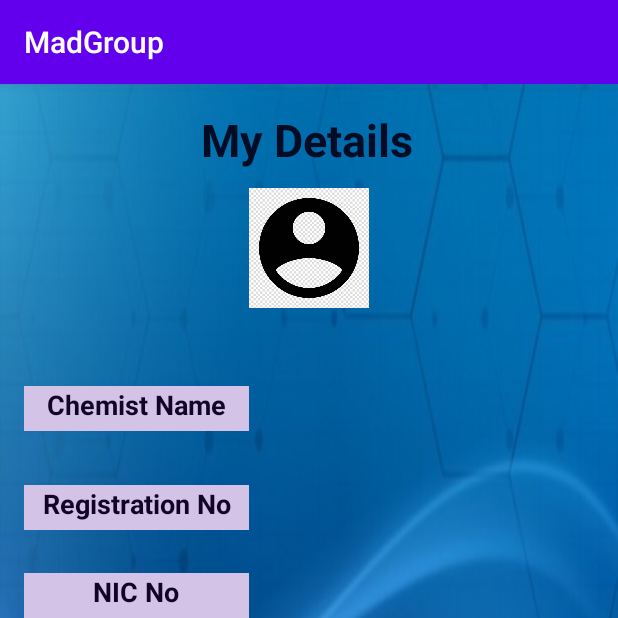
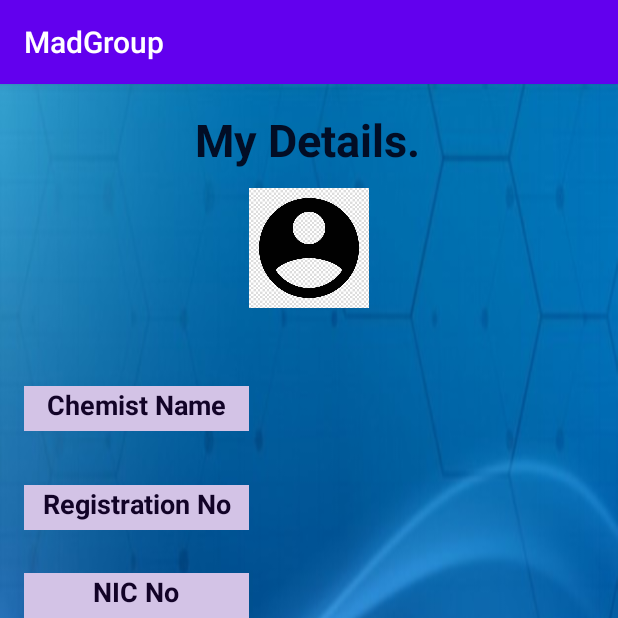
Before and after one commit to IT19040004/CoDe_WarRiors-Matara, an Android app: the DisplayChemistDetails screen opened directly, with no data from a screen before it, on a phone screen of 412 x 824 dp, the top half of it. Run offline under Robolectric (Android 15) with nearby library versions, the phone set to English and light mode, and no system bars.

Commit message:
text edited

```diff
--- a/app/src/main/res/layout/activity_display_chemist_details.xml
+++ b/app/src/main/res/layout/activity_display_chemist_details.xml
@@ -62,7 +62,7 @@
         android:id="@+id/txtRegLab"
         android:layout_width="wrap_content"
         android:layout_height="wrap_content"
-        android:text="My Details"
+        android:text="My Details."
         android:textAlignment="center"
         android:textColor="@color/captions"
         android:textSize="30sp"
```
